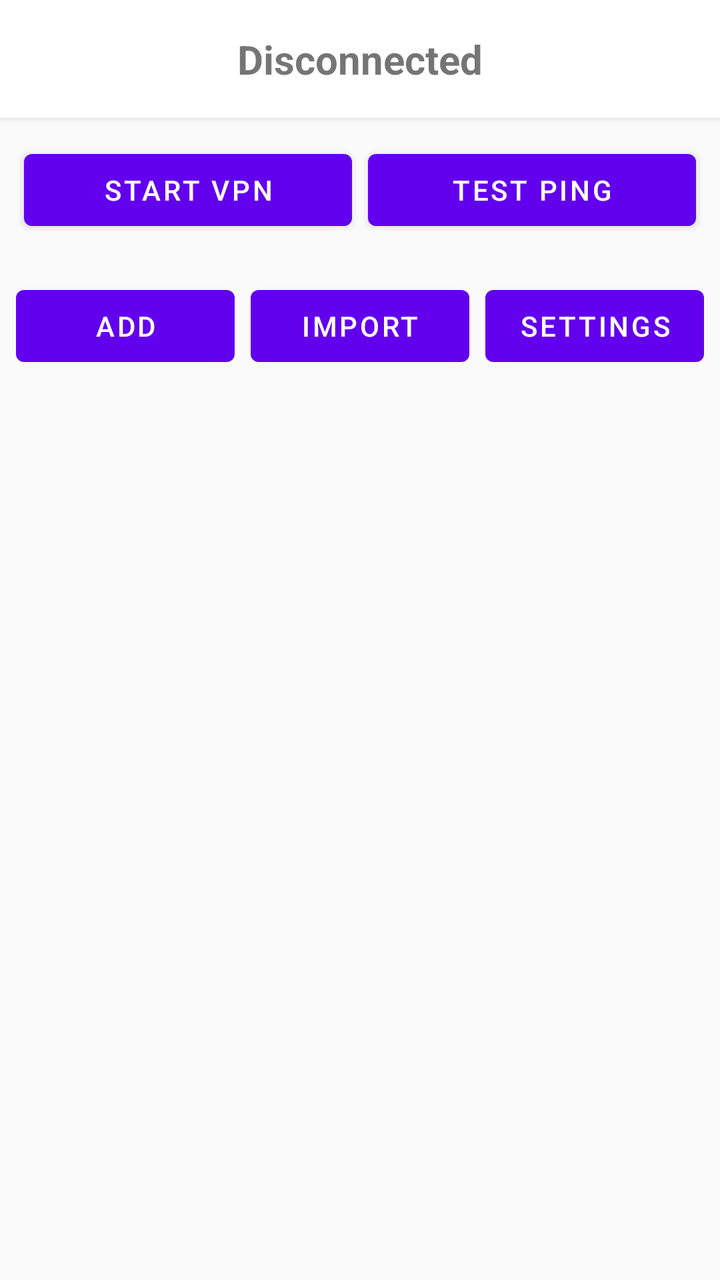
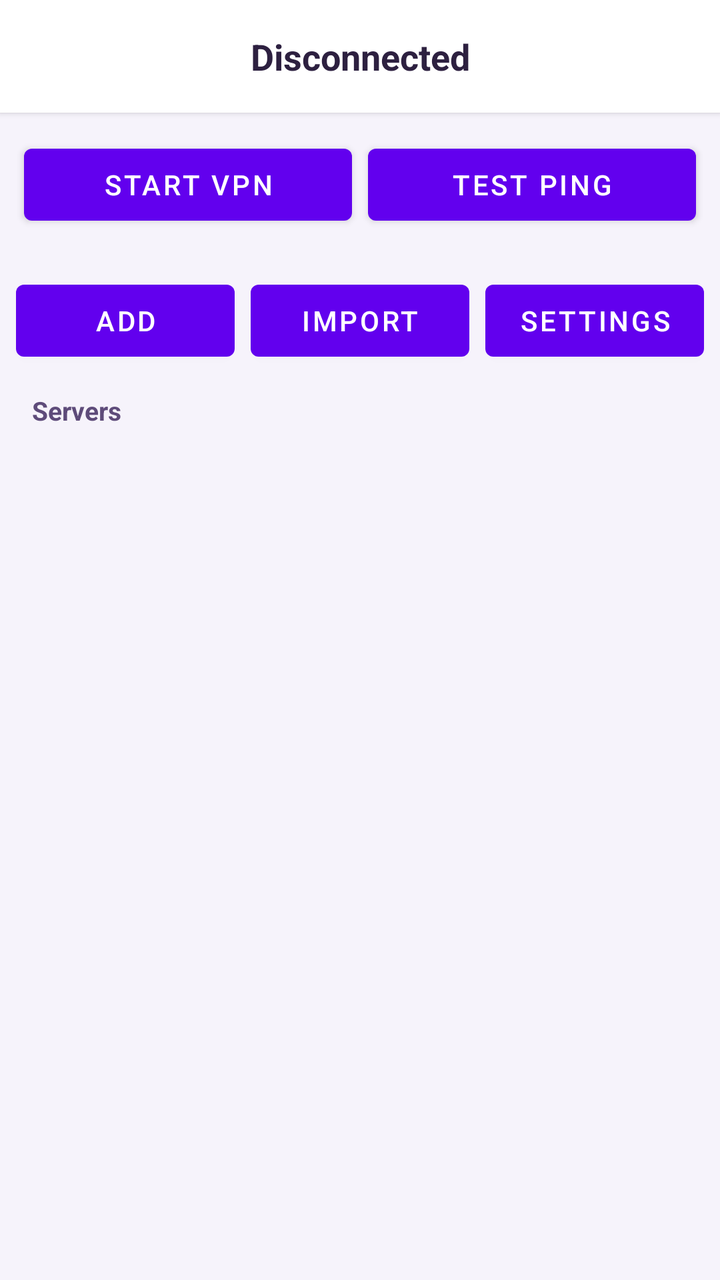

An Android layout rendered at two revisions. The XML below is the earlier revision; the diff shows what the commit changed to produce the second picture.
<!-- AndroidManifest.xml: application theme Theme.VPNClient -->
<!-- res/layout/activity_main.xml -->
<?xml version="1.0" encoding="utf-8"?>
<LinearLayout xmlns:android="http://schemas.android.com/apk/res/android"
    android:layout_width="match_parent"
    android:layout_height="match_parent"
    android:orientation="vertical"
    android:background="#FAFAFA">

    <TextView
        android:id="@+id/statusText"
        android:layout_width="match_parent"
        android:layout_height="wrap_content"
        android:text="Disconnected"
        android:textSize="20sp"
        android:textStyle="bold"
        android:gravity="center"
        android:padding="16dp"
        android:background="#FFFFFF"
        android:elevation="2dp" />

    <LinearLayout
        android:layout_width="match_parent"
        android:layout_height="wrap_content"
        android:orientation="horizontal"
        android:padding="8dp"
        android:gravity="center">

        <Button
            android:id="@+id/startButton"
            android:layout_width="0dp"
            android:layout_height="wrap_content"
            android:layout_weight="1"
            android:text="Start VPN"
            android:layout_margin="4dp" />

        <Button
            android:id="@+id/testButton"
            android:layout_width="0dp"
            android:layout_height="wrap_content"
            android:layout_weight="1"
            android:text="Test Ping"
            android:layout_margin="4dp" />
    </LinearLayout>

    <LinearLayout
        android:layout_width="match_parent"
        android:layout_height="wrap_content"
        android:orientation="horizontal"
        android:padding="4dp"
        android:gravity="center">

        <Button
            android:id="@+id/addButton"
            android:layout_width="0dp"
            android:layout_height="wrap_content"
            android:layout_weight="1"
            android:text="Add"
            android:layout_margin="4dp" />

        <Button
            android:id="@+id/importButton"
            android:layout_width="0dp"
            android:layout_height="wrap_content"
            android:layout_weight="1"
            android:text="Import"
            android:layout_margin="4dp" />

        <Button
            android:id="@+id/settingsButton"
            android:layout_width="0dp"
            android:layout_height="wrap_content"
            android:layout_weight="1"
            android:text="Settings"
            android:layout_margin="4dp" />
    </LinearLayout>

    <androidx.recyclerview.widget.RecyclerView
        android:id="@+id/recyclerView"
        android:layout_width="match_parent"
        android:layout_height="0dp"
        android:layout_weight="1"
        android:padding="8dp"
        android:clipToPadding="false" />

</LinearLayout>
<!-- resources referenced by this layout -->
<resources>
  <style name="Theme.VPNClient" parent="Theme.MaterialComponents.DayNight.NoActionBar" />
</resources>

<!-- the commit's change to res/layout/activity_main.xml (unified diff, before → after) -->
@@ -2,83 +2,95 @@
 <LinearLayout xmlns:android="http://schemas.android.com/apk/res/android"
     android:layout_width="match_parent"
     android:layout_height="match_parent"
-    android:orientation="vertical"
-    android:background="#FAFAFA">
+    android:background="#F6F3FB"
+    android:orientation="vertical">
 
     <TextView
         android:id="@+id/statusText"
         android:layout_width="match_parent"
         android:layout_height="wrap_content"
-        android:text="Disconnected"
-        android:textSize="20sp"
-        android:textStyle="bold"
+        android:background="#FFFFFF"
+        android:elevation="2dp"
         android:gravity="center"
         android:padding="16dp"
-        android:background="#FFFFFF"
-        android:elevation="2dp" />
+        android:text="Disconnected"
+        android:textColor="#2D2040"
+        android:textSize="18sp"
+        android:textStyle="bold" />
 
     <LinearLayout
         android:layout_width="match_parent"
         android:layout_height="wrap_content"
+        android:gravity="center"
         android:orientation="horizontal"
-        android:padding="8dp"
-        android:gravity="center">
+        android:padding="8dp">
 
         <Button
             android:id="@+id/startButton"
             android:layout_width="0dp"
             android:layout_height="wrap_content"
+            android:layout_margin="4dp"
             android:layout_weight="1"
-            android:text="Start VPN"
-            android:layout_margin="4dp" />
+            android:text="Start VPN" />
 
         <Button
             android:id="@+id/testButton"
             android:layout_width="0dp"
             android:layout_height="wrap_content"
+            android:layout_margin="4dp"
             android:layout_weight="1"
-            android:text="Test Ping"
-            android:layout_margin="4dp" />
+            android:text="Test Ping" />
     </LinearLayout>
 
     <LinearLayout
         android:layout_width="match_parent"
         android:layout_height="wrap_content"
+        android:gravity="center"
         android:orientation="horizontal"
-        android:padding="4dp"
-        android:gravity="center">
+        android:padding="4dp">
 
         <Button
             android:id="@+id/addButton"
             android:layout_width="0dp"
             android:layout_height="wrap_content"
+            android:layout_margin="4dp"
             android:layout_weight="1"
-            android:text="Add"
-            android:layout_margin="4dp" />
+            android:text="Add" />
 
         <Button
             android:id="@+id/importButton"
             android:layout_width="0dp"
             android:layout_height="wrap_content"
+            android:layout_margin="4dp"
             android:layout_weight="1"
-            android:text="Import"
-            android:layout_margin="4dp" />
+            android:text="Import" />
 
         <Button
             android:id="@+id/settingsButton"
             android:layout_width="0dp"
             android:layout_height="wrap_content"
+            android:layout_margin="4dp"
             android:layout_weight="1"
-            android:text="Settings"
-            android:layout_margin="4dp" />
+            android:text="Settings" />
     </LinearLayout>
+
+    <TextView
+        android:layout_width="match_parent"
+        android:layout_height="wrap_content"
+        android:paddingLeft="16dp"
+        android:paddingTop="4dp"
+        android:paddingRight="16dp"
+        android:paddingBottom="2dp"
+        android:text="Servers"
+        android:textColor="#5E4B7A"
+        android:textSize="13sp"
+        android:textStyle="bold" />
 
     <androidx.recyclerview.widget.RecyclerView
         android:id="@+id/recyclerView"
         android:layout_width="match_parent"
         android:layout_height="0dp"
         android:layout_weight="1"
-        android:padding="8dp"
-        android:clipToPadding="false" />
-
+        android:clipToPadding="false"
+        android:padding="8dp" />
 </LinearLayout>
